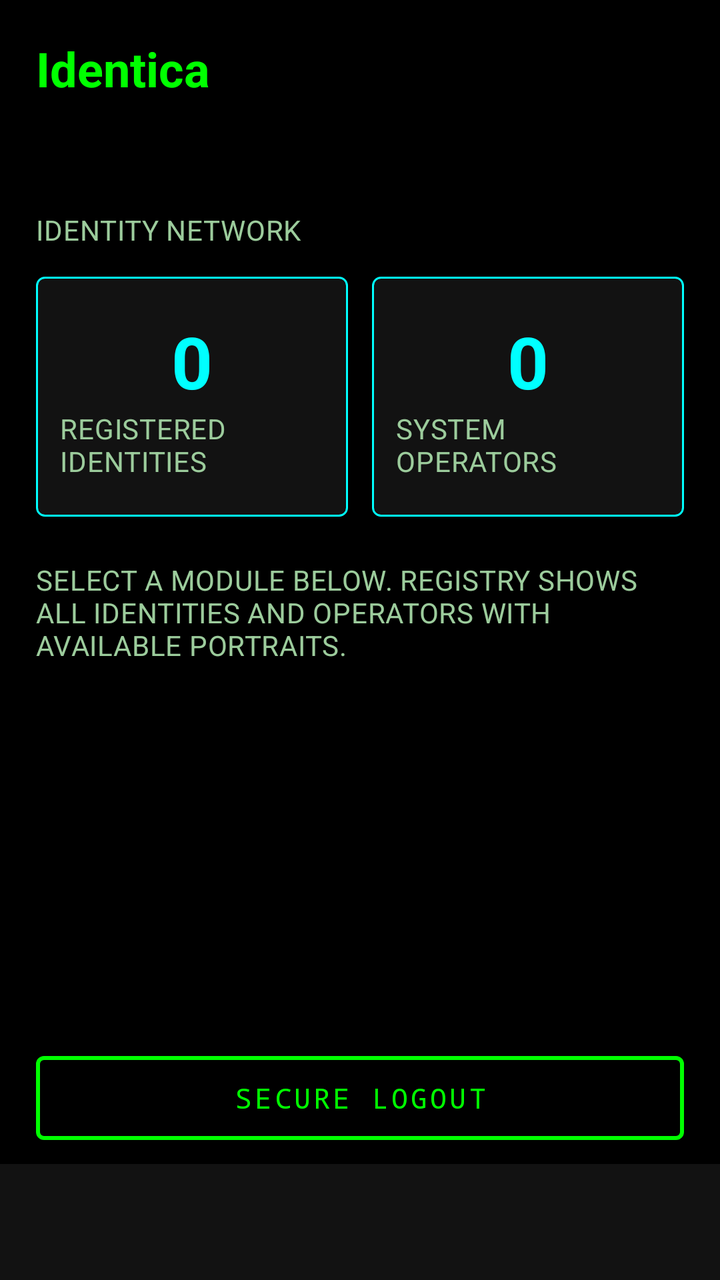
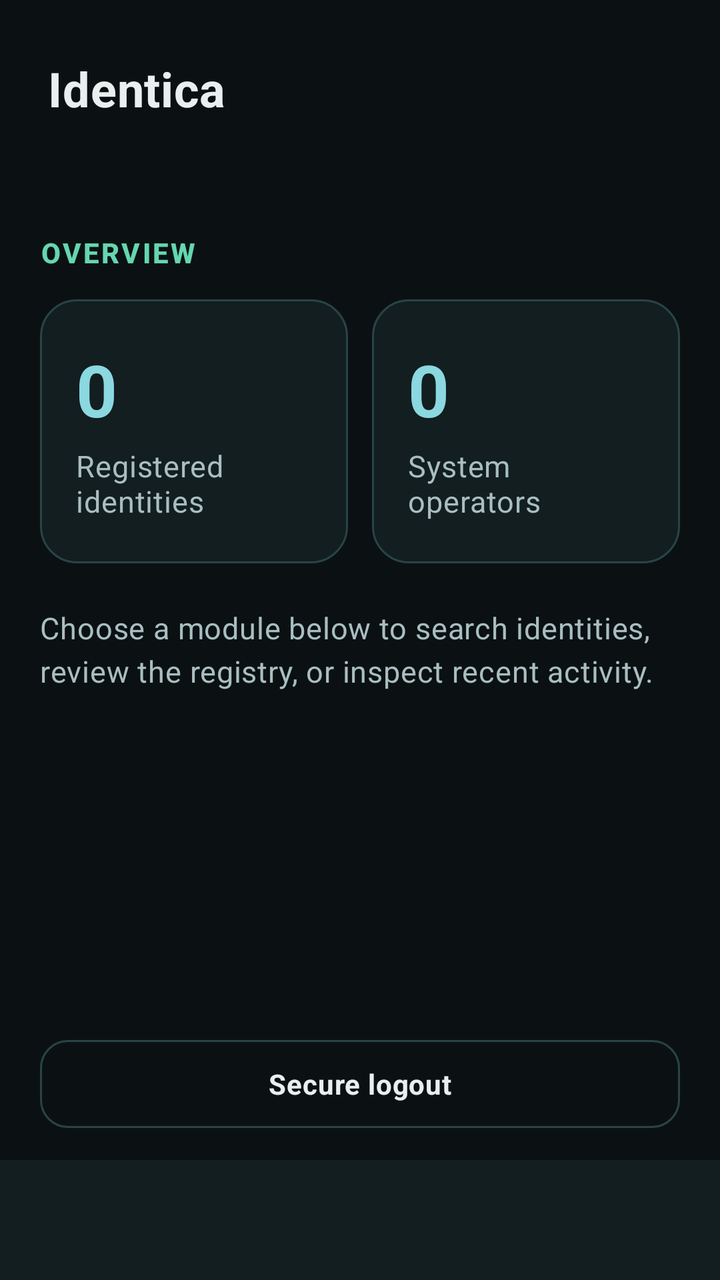

Screens rendered from an Android XML layout before and after an edit, with the pre-edit source and the edit as a unified diff.
<!-- AndroidManifest.xml: application theme Theme.Identica -->
<!-- res/layout/activity_dashboard.xml -->
<?xml version="1.0" encoding="utf-8"?>
<LinearLayout xmlns:android="http://schemas.android.com/apk/res/android" xmlns:app="http://schemas.android.com/apk/res-auto" android:layout_width="match_parent" android:layout_height="match_parent" android:background="@color/matrix_black" android:orientation="vertical">
    <TextView android:layout_width="wrap_content" android:layout_height="wrap_content" android:layout_margin="18dp" android:text="Identica" android:textAppearance="@style/Identica.Title" />
    <TextView android:id="@+id/dashboardWelcomeText" android:layout_width="wrap_content" android:layout_height="wrap_content" android:layout_marginHorizontal="18dp" android:textAppearance="@style/Identica.Body" />
    <LinearLayout android:layout_width="match_parent" android:layout_height="0dp" android:layout_weight="1" android:orientation="vertical" android:padding="18dp">
        <TextView android:layout_width="wrap_content" android:layout_height="wrap_content" android:text="IDENTITY NETWORK" android:textAppearance="@style/Identica.Body" />
        <LinearLayout android:layout_width="match_parent" android:layout_height="wrap_content" android:layout_marginTop="14dp" android:orientation="horizontal">
            <LinearLayout android:layout_width="0dp" android:layout_height="120dp" android:layout_weight="1" android:background="@drawable/bg_neon_panel" android:gravity="center" android:orientation="vertical" android:padding="12dp">
                <TextView android:id="@+id/personCountText" android:layout_width="wrap_content" android:layout_height="wrap_content" android:text="0" android:textAppearance="@style/Identica.Metric" />
                <TextView android:layout_width="wrap_content" android:layout_height="wrap_content" android:text="REGISTERED IDENTITIES" android:textAppearance="@style/Identica.Body" />
            </LinearLayout>
            <Space android:layout_width="12dp" android:layout_height="1dp" />
            <LinearLayout android:layout_width="0dp" android:layout_height="120dp" android:layout_weight="1" android:background="@drawable/bg_neon_panel" android:gravity="center" android:orientation="vertical" android:padding="12dp">
                <TextView android:id="@+id/adminCountText" android:layout_width="wrap_content" android:layout_height="wrap_content" android:text="0" android:textAppearance="@style/Identica.Metric" />
                <TextView android:layout_width="wrap_content" android:layout_height="wrap_content" android:text="SYSTEM OPERATORS" android:textAppearance="@style/Identica.Body" />
            </LinearLayout>
        </LinearLayout>
        <TextView android:layout_width="match_parent" android:layout_height="wrap_content" android:layout_marginTop="22dp" android:text="SELECT A MODULE BELOW. REGISTRY SHOWS ALL IDENTITIES AND OPERATORS WITH AVAILABLE PORTRAITS." android:textAppearance="@style/Identica.Body" />
    </LinearLayout>
    <com.google.android.material.button.MaterialButton android:id="@+id/logoutButton" style="@style/Identica.Button" android:layout_width="match_parent" android:layout_height="50dp" android:layout_marginHorizontal="18dp" android:layout_marginBottom="8dp" android:text="SECURE LOGOUT" />
    <com.google.android.material.tabs.TabLayout android:id="@+id/dashboardTabs" android:layout_width="match_parent" android:layout_height="58dp" android:background="@color/matrix_charcoal" app:tabIndicatorColor="@color/neon_green" app:tabMode="scrollable" app:tabTextColor="@color/text_secondary" app:tabSelectedTextColor="@color/neon_green" />
</LinearLayout>
<!-- resources referenced by this layout -->
<resources>
  <color name="matrix_black">#000000</color>
  <color name="matrix_charcoal">#121212</color>
  <color name="neon_green">#00FF00</color>
  <color name="text_secondary">#9CCC9C</color>
  <!-- drawable bg_neon_panel (drawable) -->
  <?xml version="1.0" encoding="utf-8"?>
  <shape xmlns:android="http://schemas.android.com/apk/res/android"
      android:shape="rectangle">
      <solid android:color="@color/matrix_charcoal" />
      <stroke
          android:width="1dp"
          android:color="@color/neon_cyan" />
      <corners android:radius="4dp" />
  </shape>
  <style name="Identica.Body" parent="TextAppearance.Material3.BodyMedium">
          <item name="android:textColor">@color/text_secondary</item>
          <item name="android:fontFamily">monospace</item>
      </style>
  <style name="Identica.Button" parent="Widget.Material3.Button.OutlinedButton">
          <item name="strokeColor">@color/neon_green</item>
          <item name="strokeWidth">2dp</item>
          <item name="rippleColor">@color/neon_green_dim</item>
          <item name="cornerRadius">4dp</item>
          <item name="android:textColor">@color/neon_green</item>
          <item name="android:letterSpacing">0.1</item>
          <item name="android:fontFamily">monospace</item>
      </style>
  <style name="Identica.Metric" parent="TextAppearance.Material3.DisplaySmall">
          <item name="android:textColor">@color/neon_cyan</item>
          <item name="android:fontFamily">monospace</item>
          <item name="android:textStyle">bold</item>
      </style>
  <style name="Identica.Title" parent="TextAppearance.Material3.HeadlineSmall">
          <item name="android:textColor">@color/neon_green</item>
          <item name="android:fontFamily">monospace</item>
          <item name="android:textStyle">bold</item>
      </style>
  <style name="Theme.Identica" parent="Theme.Material3.Dark.NoActionBar">
          <item name="colorPrimary">@color/neon_green</item>
          <item name="colorOnPrimary">@color/matrix_black</item>
          <item name="colorSecondary">@color/neon_cyan</item>
          <item name="colorOnSecondary">@color/matrix_black</item>
          <item name="colorSurface">@color/matrix_charcoal</item>
          <item name="colorOnSurface">@color/neon_green</item>
          <item name="colorOnSurfaceVariant">@color/text_secondary</item>
          <item name="colorError">@color/alert_red</item>
          <item name="android:colorBackground">@color/matrix_black</item>
          <item name="android:windowBackground">@color/matrix_black</item>
          <item name="android:textColorPrimary">@color/neon_green</item>
          <item name="android:textColorSecondary">@color/text_secondary</item>
          <item name="android:textColorHint">@color/text_secondary</item>
          <item name="android:statusBarColor">@color/matrix_black</item>
          <item name="android:navigationBarColor">@color/matrix_black</item>
      </style>
  <color name="neon_cyan">#00FFFF</color>
  <color name="neon_green_dim">#0A7A0A</color>
  <color name="alert_red">#FF3B3B</color>
</resources>

<!-- the commit's change to res/layout/activity_dashboard.xml (unified diff, before → after) -->
@@ -1,22 +1,131 @@
 <?xml version="1.0" encoding="utf-8"?>
-<LinearLayout xmlns:android="http://schemas.android.com/apk/res/android" xmlns:app="http://schemas.android.com/apk/res-auto" android:layout_width="match_parent" android:layout_height="match_parent" android:background="@color/matrix_black" android:orientation="vertical">
-    <TextView android:layout_width="wrap_content" android:layout_height="wrap_content" android:layout_margin="18dp" android:text="Identica" android:textAppearance="@style/Identica.Title" />
-    <TextView android:id="@+id/dashboardWelcomeText" android:layout_width="wrap_content" android:layout_height="wrap_content" android:layout_marginHorizontal="18dp" android:textAppearance="@style/Identica.Body" />
-    <LinearLayout android:layout_width="match_parent" android:layout_height="0dp" android:layout_weight="1" android:orientation="vertical" android:padding="18dp">
-        <TextView android:layout_width="wrap_content" android:layout_height="wrap_content" android:text="IDENTITY NETWORK" android:textAppearance="@style/Identica.Body" />
-        <LinearLayout android:layout_width="match_parent" android:layout_height="wrap_content" android:layout_marginTop="14dp" android:orientation="horizontal">
-            <LinearLayout android:layout_width="0dp" android:layout_height="120dp" android:layout_weight="1" android:background="@drawable/bg_neon_panel" android:gravity="center" android:orientation="vertical" android:padding="12dp">
-                <TextView android:id="@+id/personCountText" android:layout_width="wrap_content" android:layout_height="wrap_content" android:text="0" android:textAppearance="@style/Identica.Metric" />
-                <TextView android:layout_width="wrap_content" android:layout_height="wrap_content" android:text="REGISTERED IDENTITIES" android:textAppearance="@style/Identica.Body" />
+<LinearLayout xmlns:android="http://schemas.android.com/apk/res/android"
+    xmlns:app="http://schemas.android.com/apk/res-auto"
+    android:layout_width="match_parent"
+    android:layout_height="match_parent"
+    android:background="@color/matrix_black"
+    android:orientation="vertical">
+
+    <LinearLayout
+        android:layout_width="match_parent"
+        android:layout_height="wrap_content"
+        android:orientation="vertical"
+        android:paddingHorizontal="24dp"
+        android:paddingTop="28dp"
+        android:paddingBottom="18dp">
+
+        <TextView
+            android:layout_width="wrap_content"
+            android:layout_height="wrap_content"
+            android:text="Identica"
+            android:textAppearance="@style/Identica.Title" />
+
+        <TextView
+            android:id="@+id/dashboardWelcomeText"
+            android:layout_width="wrap_content"
+            android:layout_height="wrap_content"
+            android:layout_marginTop="6dp"
+            android:textAppearance="@style/Identica.Body" />
+    </LinearLayout>
+
+    <LinearLayout
+        android:layout_width="match_parent"
+        android:layout_height="0dp"
+        android:layout_weight="1"
+        android:orientation="vertical"
+        android:paddingHorizontal="20dp"
+        android:paddingTop="12dp">
+
+        <TextView
+            android:layout_width="wrap_content"
+            android:layout_height="wrap_content"
+            android:text="OVERVIEW"
+            android:textAppearance="@style/Identica.Section" />
+
+        <LinearLayout
+            android:layout_width="match_parent"
+            android:layout_height="wrap_content"
+            android:layout_marginTop="14dp"
+            android:orientation="horizontal">
+
+            <LinearLayout
+                android:layout_width="0dp"
+                android:layout_height="132dp"
+                android:layout_weight="1"
+                android:background="@drawable/bg_neon_panel"
+                android:gravity="center_vertical"
+                android:orientation="vertical"
+                android:padding="18dp">
+
+                <TextView
+                    android:id="@+id/personCountText"
+                    android:layout_width="wrap_content"
+                    android:layout_height="wrap_content"
+                    android:text="0"
+                    android:textAppearance="@style/Identica.Metric" />
+
+                <TextView
+                    android:layout_width="wrap_content"
+                    android:layout_height="wrap_content"
+                    android:layout_marginTop="4dp"
+                    android:text="Registered identities"
+                    android:textAppearance="@style/Identica.Body" />
             </LinearLayout>
-            <Space android:layout_width="12dp" android:layout_height="1dp" />
-            <LinearLayout android:layout_width="0dp" android:layout_height="120dp" android:layout_weight="1" android:background="@drawable/bg_neon_panel" android:gravity="center" android:orientation="vertical" android:padding="12dp">
-                <TextView android:id="@+id/adminCountText" android:layout_width="wrap_content" android:layout_height="wrap_content" android:text="0" android:textAppearance="@style/Identica.Metric" />
-                <TextView android:layout_width="wrap_content" android:layout_height="wrap_content" android:text="SYSTEM OPERATORS" android:textAppearance="@style/Identica.Body" />
+
+            <Space
+                android:layout_width="12dp"
+                android:layout_height="1dp" />
+
+            <LinearLayout
+                android:layout_width="0dp"
+                android:layout_height="132dp"
+                android:layout_weight="1"
+                android:background="@drawable/bg_neon_panel"
+                android:gravity="center_vertical"
+                android:orientation="vertical"
+                android:padding="18dp">
+
+                <TextView
+                    android:id="@+id/adminCountText"
+                    android:layout_width="wrap_content"
+                    android:layout_height="wrap_content"
+                    android:text="0"
+                    android:textAppearance="@style/Identica.Metric" />
+
+                <TextView
+                    android:layout_width="wrap_content"
+                    android:layout_height="wrap_content"
+                    android:layout_marginTop="4dp"
+                    android:text="System operators"
+                    android:textAppearance="@style/Identica.Body" />
             </LinearLayout>
         </LinearLayout>
-        <TextView android:layout_width="match_parent" android:layout_height="wrap_content" android:layout_marginTop="22dp" android:text="SELECT A MODULE BELOW. REGISTRY SHOWS ALL IDENTITIES AND OPERATORS WITH AVAILABLE PORTRAITS." android:textAppearance="@style/Identica.Body" />
+
+        <TextView
+            android:layout_width="match_parent"
+            android:layout_height="wrap_content"
+            android:layout_marginTop="22dp"
+            android:lineSpacingExtra="4dp"
+            android:text="Choose a module below to search identities, review the registry, or inspect recent activity."
+            android:textAppearance="@style/Identica.Body" />
     </LinearLayout>
-    <com.google.android.material.button.MaterialButton android:id="@+id/logoutButton" style="@style/Identica.Button" android:layout_width="match_parent" android:layout_height="50dp" android:layout_marginHorizontal="18dp" android:layout_marginBottom="8dp" android:text="SECURE LOGOUT" />
-    <com.google.android.material.tabs.TabLayout android:id="@+id/dashboardTabs" android:layout_width="match_parent" android:layout_height="58dp" android:background="@color/matrix_charcoal" app:tabIndicatorColor="@color/neon_green" app:tabMode="scrollable" app:tabTextColor="@color/text_secondary" app:tabSelectedTextColor="@color/neon_green" />
+
+    <com.google.android.material.button.MaterialButton
+        android:id="@+id/logoutButton"
+        style="@style/Identica.Button.Secondary"
+        android:layout_width="match_parent"
+        android:layout_height="52dp"
+        android:layout_marginHorizontal="20dp"
+        android:layout_marginBottom="12dp"
+        android:text="Secure logout" />
+
+    <com.google.android.material.tabs.TabLayout
+        android:id="@+id/dashboardTabs"
+        android:layout_width="match_parent"
+        android:layout_height="60dp"
+        android:background="@color/matrix_charcoal"
+        app:tabIndicatorColor="@color/neon_green"
+        app:tabMode="scrollable"
+        app:tabSelectedTextColor="@color/neon_green"
+        app:tabTextColor="@color/text_secondary" />
 </LinearLayout>
<!-- resource entries referenced after the edit -->
@@ -1,9 +1,9 @@
 <!-- resources referenced by this layout -->
 <resources>
-  <color name="matrix_black">#000000</color>
-  <color name="matrix_charcoal">#121212</color>
-  <color name="neon_green">#00FF00</color>
-  <color name="text_secondary">#9CCC9C</color>
+  <color name="matrix_black">#0B1113</color>
+  <color name="matrix_charcoal">#121E20</color>
+  <color name="neon_green">#65D6AE</color>
+  <color name="text_secondary">#A9BEC0</color>
   <!-- drawable bg_neon_panel (drawable) -->
   <?xml version="1.0" encoding="utf-8"?>
   <shape xmlns:android="http://schemas.android.com/apk/res/android"
@@ -11,31 +11,42 @@
       <solid android:color="@color/matrix_charcoal" />
       <stroke
           android:width="1dp"
-          android:color="@color/neon_cyan" />
-      <corners android:radius="4dp" />
+          android:color="@color/panel_border" />
+      <corners android:radius="18dp" />
   </shape>
   <style name="Identica.Body" parent="TextAppearance.Material3.BodyMedium">
           <item name="android:textColor">@color/text_secondary</item>
-          <item name="android:fontFamily">monospace</item>
+          <item name="android:fontFamily">sans</item>
+          <item name="android:textSize">15sp</item>
+          <item name="android:lineSpacingExtra">3dp</item>
       </style>
-  <style name="Identica.Button" parent="Widget.Material3.Button.OutlinedButton">
-          <item name="strokeColor">@color/neon_green</item>
-          <item name="strokeWidth">2dp</item>
+  <style name="Identica.Button.Secondary" parent="Widget.Material3.Button.OutlinedButton">
+          <item name="strokeColor">@color/panel_border</item>
+          <item name="strokeWidth">1dp</item>
           <item name="rippleColor">@color/neon_green_dim</item>
-          <item name="cornerRadius">4dp</item>
-          <item name="android:textColor">@color/neon_green</item>
-          <item name="android:letterSpacing">0.1</item>
-          <item name="android:fontFamily">monospace</item>
+          <item name="cornerRadius">14dp</item>
+          <item name="android:textColor">@color/text_primary</item>
+          <item name="android:letterSpacing">0.02</item>
+          <item name="android:fontFamily">sans</item>
+          <item name="android:textStyle">bold</item>
+          <item name="android:minHeight">52dp</item>
       </style>
   <style name="Identica.Metric" parent="TextAppearance.Material3.DisplaySmall">
           <item name="android:textColor">@color/neon_cyan</item>
-          <item name="android:fontFamily">monospace</item>
+          <item name="android:fontFamily">sans</item>
           <item name="android:textStyle">bold</item>
       </style>
+  <style name="Identica.Section" parent="TextAppearance.Material3.TitleSmall">
+          <item name="android:textColor">@color/neon_green</item>
+          <item name="android:fontFamily">sans</item>
+          <item name="android:textStyle">bold</item>
+          <item name="android:letterSpacing">0.08</item>
+      </style>
   <style name="Identica.Title" parent="TextAppearance.Material3.HeadlineSmall">
-          <item name="android:textColor">@color/neon_green</item>
-          <item name="android:fontFamily">monospace</item>
+          <item name="android:textColor">@color/text_primary</item>
+          <item name="android:fontFamily">sans</item>
           <item name="android:textStyle">bold</item>
+          <item name="android:letterSpacing">0.01</item>
       </style>
   <style name="Theme.Identica" parent="Theme.Material3.Dark.NoActionBar">
           <item name="colorPrimary">@color/neon_green</item>
@@ -43,19 +54,25 @@
           <item name="colorSecondary">@color/neon_cyan</item>
           <item name="colorOnSecondary">@color/matrix_black</item>
           <item name="colorSurface">@color/matrix_charcoal</item>
-          <item name="colorOnSurface">@color/neon_green</item>
+          <item name="colorOnSurface">@color/text_primary</item>
           <item name="colorOnSurfaceVariant">@color/text_secondary</item>
+          <item name="colorSurfaceVariant">@color/matrix_charcoal_light</item>
           <item name="colorError">@color/alert_red</item>
           <item name="android:colorBackground">@color/matrix_black</item>
           <item name="android:windowBackground">@color/matrix_black</item>
-          <item name="android:textColorPrimary">@color/neon_green</item>
+          <item name="android:textColorPrimary">@color/text_primary</item>
           <item name="android:textColorSecondary">@color/text_secondary</item>
           <item name="android:textColorHint">@color/text_secondary</item>
+          <item name="android:windowLightStatusBar">false</item>
+          <item name="android:windowLightNavigationBar">false</item>
           <item name="android:statusBarColor">@color/matrix_black</item>
           <item name="android:navigationBarColor">@color/matrix_black</item>
       </style>
-  <color name="neon_cyan">#00FFFF</color>
-  <color name="neon_green_dim">#0A7A0A</color>
-  <color name="alert_red">#FF3B3B</color>
+  <color name="panel_border">#294447</color>
+  <color name="neon_cyan">#8BD8E1</color>
+  <color name="matrix_charcoal_light">#1D3032</color>
+  <color name="neon_green_dim">#287C66</color>
+  <color name="text_primary">#E8F0EF</color>
+  <color name="alert_red">#FF8A80</color>
 </resources>
 
